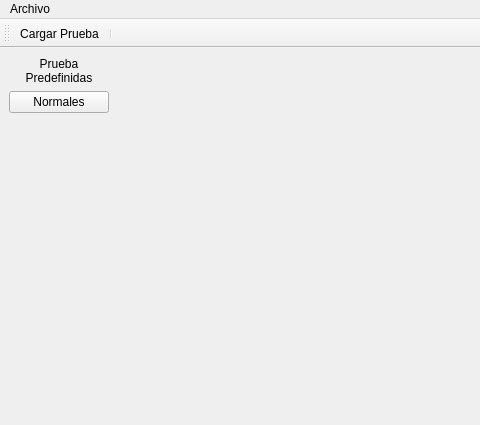
First picture: the form in simulador.ui, repository joselp/observe-qt, before the edit; both pictures show x 0 to 480 and y 0 to 425 of the 965 by 598 pixel window.
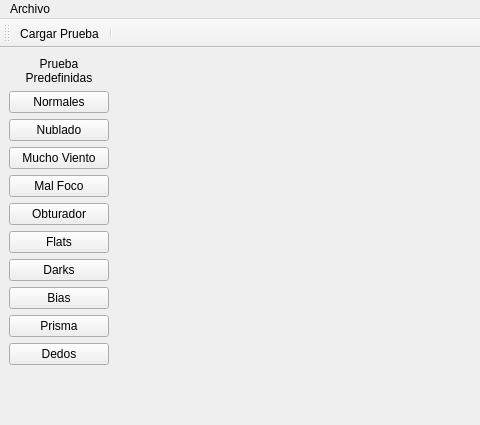
Second picture: the form after the edit. Icons and pictures are not drawn.

The edit to the form file:
```diff
--- a/simulador.ui
+++ b/simulador.ui
@@ -37,6 +37,69 @@
         </property>
        </widget>
       </item>
+      <item>
+       <widget class="QPushButton" name="pushButtonNublado">
+        <property name="text">
+         <string>Nublado</string>
+        </property>
+       </widget>
+      </item>
+      <item>
+       <widget class="QPushButton" name="pushButtonViento">
+        <property name="text">
+         <string>Mucho Viento</string>
+        </property>
+       </widget>
+      </item>
+      <item>
+       <widget class="QPushButton" name="pushButtonFoco">
+        <property name="text">
+         <string>Mal Foco</string>
+        </property>
+       </widget>
+      </item>
+      <item>
+       <widget class="QPushButton" name="pushButtonObturador">
+        <property name="text">
+         <string>Obturador</string>
+        </property>
+       </widget>
+      </item>
+      <item>
+       <widget class="QPushButton" name="pushButtonFlats">
+        <property name="text">
+         <string>Flats</string>
+        </property>
+       </widget>
+      </item>
+      <item>
+       <widget class="QPushButton" name="pushButtonDarks">
+        <property name="text">
+         <string>Darks</string>
+        </property>
+       </widget>
+      </item>
+      <item>
+       <widget class="QPushButton" name="pushButtonBias">
+        <property name="text">
+         <string>Bias</string>
+        </property>
+       </widget>
+      </item>
+      <item>
+       <widget class="QPushButton" name="pushButtonPrisma">
+        <property name="text">
+         <string>Prisma</string>
+        </property>
+       </widget>
+      </item>
+      <item>
+       <widget class="QPushButton" name="pushButtonDedos">
+        <property name="text">
+         <string>Dedos</string>
+        </property>
+       </widget>
+      </item>
       <item>
        <spacer name="verticalSpacer">
         <property name="orientation">
```
Left out of the diff: 2 changed lines with no effect on the pictures.
